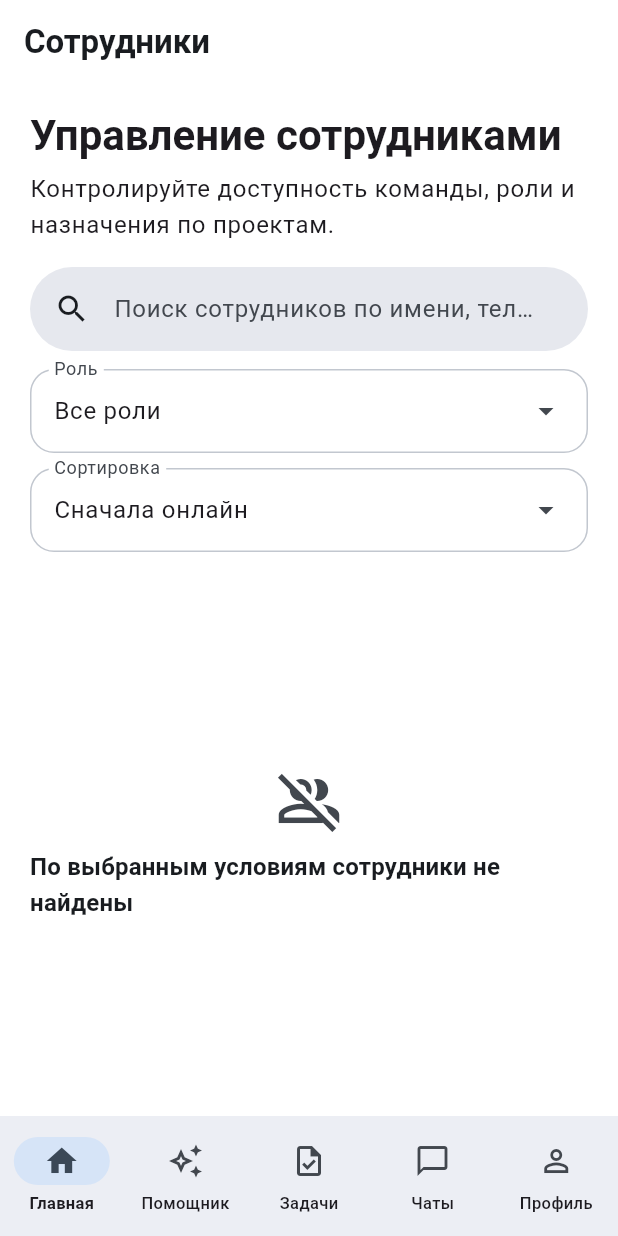
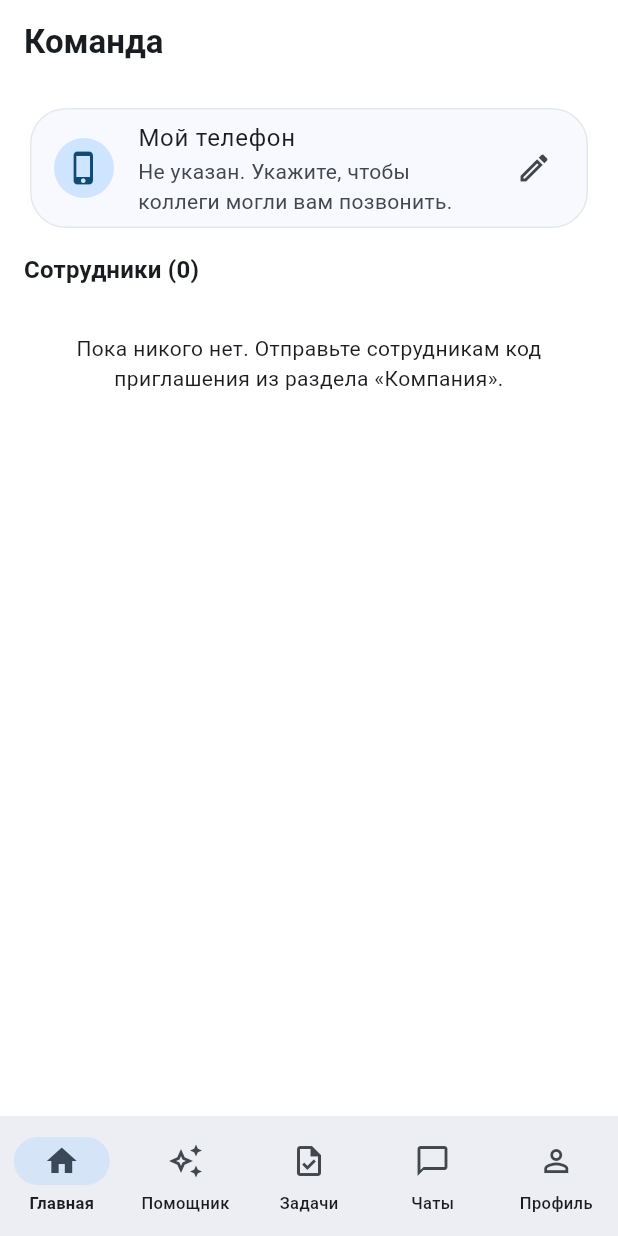
Before and after one commit to gektorholodni-cell/Aydin-Control-Manager, a Flutter app: the EmployeesScreen screen opened by its route, on a phone screen of 412 x 824 dp. Run offline on Flutter 3.47's test engine with Material 3 defaults, Android fonts, the phone set to English and light mode, and no system bars; our stand-ins replace audioplayers, go_router, image_picker, shared_preferences, supabase_flutter; missing offline and left inert: record; accounts and stored records are empty.

Commit message:
Team screen with call and message buttons
Employees screen shows real company members in cloud mode. Each person
can save their phone; colleagues can call them or open a private chat.
Private chats get a call button in the header.

Co-Authored-By: Claude Opus 5.5 (1M context) <noreply@anthropic.com>
Claude-Session: https://claude.ai/code/session_01WfBdvzHSFmMtunwY36tEa3

```diff
--- a/lib/core/backend/cloud_backend.dart
+++ b/lib/core/backend/cloud_backend.dart
@@ -32,11 +32,17 @@ class CompanyMembership {
 
 /// Сотрудник компании.
 class CompanyMember {
-  const CompanyMember({required this.id, required this.fullName, required this.role});
+  const CompanyMember({
+    required this.id,
+    required this.fullName,
+    required this.role,
+    this.phone = '',
+  });
 
   final String id;
   final String fullName;
   final String role;
+  final String phone;
 }
 
 /// Результат попытки входа.
@@ -188,7 +194,7 @@ class CloudBackend {
       _client.from('projects').select().order('created_at', ascending: false),
       _client.from('tasks').select().order('created_at', ascending: false),
       _client.from('photo_reports').select().order('created_at', ascending: false),
-      _client.from('profiles').select('id, full_name, role').order('full_name'),
+      _client.from('profiles').select('id, full_name, role, phone').order('full_name'),
     ]);
 
     _members = results[3].map(memberFromRow).toList(growable: false);
@@ -204,6 +210,31 @@ class CloudBackend {
       ..addAll(results[2].map(photoReportFromRow));
 
     await ChatsCloud.instance.refresh();
+  }
+
+  /// Сохраняет телефон текущего пользователя, чтобы коллеги могли позвонить.
+  Future<void> updateMyPhone(String phone) async {
+    final userId = currentUserId;
+    if (!hasSession || userId == null) {
+      return;
+    }
+    await _client.from('profiles').update(<String, dynamic>{'phone': phone.trim()}).eq('id', userId);
+    _members = _members
+        .map(
+          (member) => member.id == userId
+              ? CompanyMember(id: member.id, fullName: member.fullName, role: member.role, phone: phone.trim())
+              : member,
+        )
+        .toList(growable: false);
+  }
+
+  CompanyMember? memberById(String id) {
+    for (final member in _members) {
+      if (member.id == id) {
+        return member;
+      }
+    }
+    return null;
   }
 
   void _clearLocalData() {
--- a/lib/core/backend/cloud_mappers.dart
+++ b/lib/core/backend/cloud_mappers.dart
@@ -14,6 +14,7 @@ CompanyMember memberFromRow(Map<String, dynamic> row) {
     id: row['id'] as String? ?? '',
     fullName: row['full_name'] as String? ?? '',
     role: row['role'] as String? ?? '',
+    phone: row['phone'] as String? ?? '',
   );
 }
 
--- a/lib/features/employees/presentation/screens/employees_screen.dart
+++ b/lib/features/employees/presentation/screens/employees_screen.dart
@@ -1,6 +1,7 @@
 import 'package:flutter/material.dart';
 import 'package:go_router/go_router.dart';
 
+import '../../../../core/backend/cloud_backend.dart';
 import '../../../../core/constants/app_routes.dart';
 import '../../../../core/localization/context_l10n.dart';
 import '../../data/repositories/mock_employee_repository.dart';
@@ -9,6 +10,7 @@ import '../../domain/enums/employee_role.dart';
 import '../widgets/employee_card.dart';
 import '../widgets/employee_filter_sort_bar.dart';
 import '../widgets/employee_search_bar.dart';
+import 'team_screen.dart';
 
 class EmployeesScreen extends StatefulWidget {
   const EmployeesScreen({super.key});
@@ -65,6 +67,10 @@ class _EmployeesScreenState extends State<EmployeesScreen> {
 
   @override
   Widget build(BuildContext context) {
+    // В облачном режиме показываем настоящих сотрудников компании.
+    if (CloudBackend.instance.membership != null) {
+      return const TeamScreen();
+    }
     final l10n = context.l10n;
     final employees = _buildEmployees();
 
--- /dev/null
+++ b/lib/features/employees/presentation/screens/team_screen.dart
@@ -0,0 +1,186 @@
+import 'package:flutter/material.dart';
+import 'package:go_router/go_router.dart';
+
+import '../../../../core/backend/cloud_backend.dart';
+import '../../../../core/constants/app_routes.dart';
+import '../../../../shared/support/support_contact.dart';
+import '../../../chats/data/chats_cloud.dart';
+import '../../../chats/data/repositories/mock_chats_repository.dart';
+
+/// Сотрудники компании из облака: позвонить, написать, указать свой телефон.
+class TeamScreen extends StatefulWidget {
+  const TeamScreen({super.key});
+
+  @override
+  State<TeamScreen> createState() => _TeamScreenState();
+}
+
+class _TeamScreenState extends State<TeamScreen> {
+  final CloudBackend _backend = CloudBackend.instance;
+  bool _loading = false;
+
+  @override
+  void initState() {
+    super.initState();
+    _refresh();
+  }
+
+  Future<void> _refresh() async {
+    setState(() => _loading = true);
+    try {
+      await _backend.syncAll();
+    } on Object {
+      _show('Не удалось обновить список. Проверьте интернет.');
+    } finally {
+      if (mounted) {
+        setState(() => _loading = false);
+      }
+    }
+  }
+
+  void _show(String text) {
+    if (mounted) {
+      ScaffoldMessenger.of(context).showSnackBar(SnackBar(content: Text(text)));
+    }
+  }
+
+  Future<void> _editMyPhone(String current) async {
+    final controller = TextEditingController(text: current);
+    final phone = await showDialog<String>(
+      context: context,
+      builder: (BuildContext context) => AlertDialog(
+        title: const Text('Мой телефон'),
+        content: TextField(
+          controller: controller,
+          autofocus: true,
+          keyboardType: TextInputType.phone,
+          decoration: const InputDecoration(hintText: '+7 700 000 00 00'),
+        ),
+        actions: <Widget>[
+          TextButton(onPressed: () => Navigator.pop(context), child: const Text('Отмена')),
+          FilledButton(
+            onPressed: () => Navigator.pop(context, controller.text),
+            child: const Text('Сохранить'),
+          ),
+        ],
+      ),
+    );
+    controller.dispose();
+    if (phone == null) {
+      return;
+    }
+    try {
+      await _backend.updateMyPhone(phone);
+      if (mounted) {
+        setState(() {});
+      }
+      _show('Телефон сохранён');
+    } on Object {
+      _show('Не удалось сохранить телефон');
+    }
+  }
+
+  void _call(CompanyMember member) {
+    if (member.phone.trim().isEmpty) {
+      _show('${member.fullName} ещё не указал телефон в разделе «Команда».');
+      return;
+    }
+    callPhone(member.phone);
+  }
+
+  void _write(CompanyMember member) {
+    final cloud = ChatsCloud.instance;
+    const repository = MockChatsRepository();
+    final before = repository.getThreads().map((thread) => thread.id).toSet();
+    final thread = repository.createPrivateChat(
+      currentUserId: cloud.currentUserId,
+      peerUserId: member.id,
+    );
+    if (!before.contains(thread.id)) {
+      cloud.createThread(thread).catchError((Object _) => _show('Не удалось создать чат'));
+    }
+    context.go('${AppRoutes.chats}/${thread.id}');
+  }
+
+  @override
+  Widget build(BuildContext context) {
+    final me = _backend.currentUserId;
+    final members = _backend.members;
+    final myself = me == null ? null : _backend.memberById(me);
+    final others = members.where((member) => member.id != me).toList(growable: false);
+    final textTheme = Theme.of(context).textTheme;
+
+    return Scaffold(
+      appBar: AppBar(
+        title: const Text('Команда'),
+        bottom: _loading
+            ? const PreferredSize(
+                preferredSize: Size.fromHeight(2),
+                child: LinearProgressIndicator(minHeight: 2),
+              )
+            : null,
+      ),
+      body: RefreshIndicator(
+        onRefresh: _refresh,
+        child: ListView(
+          padding: const EdgeInsets.fromLTRB(16, 12, 16, 24),
+          children: <Widget>[
+            Card(
+              child: ListTile(
+                leading: const CircleAvatar(child: Icon(Icons.phone_iphone)),
+                title: const Text('Мой телефон'),
+                subtitle: Text(
+                  (myself?.phone ?? '').isEmpty
+                      ? 'Не указан. Укажите, чтобы коллеги могли вам позвонить.'
+                      : myself!.phone,
+                ),
+                trailing: const Icon(Icons.edit_outlined),
+                onTap: () => _editMyPhone(myself?.phone ?? ''),
+              ),
+            ),
+            const SizedBox(height: 12),
+            Text('Сотрудники (${others.length})', style: textTheme.titleMedium),
+            const SizedBox(height: 6),
+            if (others.isEmpty)
+              Padding(
+                padding: const EdgeInsets.symmetric(vertical: 24),
+                child: Text(
+                  'Пока никого нет. Отправьте сотрудникам код приглашения из раздела «Компания».',
+                  textAlign: TextAlign.center,
+                  style: textTheme.bodyMedium,
+                ),
+              ),
+            ...others.map(
+              (member) => Card(
+                child: ListTile(
+                  leading: CircleAvatar(
+                    child: Text(member.fullName.isEmpty ? '?' : member.fullName.characters.first),
+                  ),
+                  title: Text(member.fullName.isEmpty ? 'Без имени' : member.fullName),
+                  subtitle: Text(
+                    <String>[member.role, member.phone].where((part) => part.isNotEmpty).join(' • '),
+                  ),
+                  trailing: Row(
+                    mainAxisSize: MainAxisSize.min,
+                    children: <Widget>[
+                      IconButton(
+                        tooltip: 'Написать',
+                        icon: const Icon(Icons.chat_bubble_outline),
+                        onPressed: () => _write(member),
+                      ),
+                      IconButton.filledTonal(
+                        tooltip: 'Позвонить',
+                        icon: const Icon(Icons.call),
+                        onPressed: () => _call(member),
+                      ),
+                    ],
+                  ),
+                ),
+              ),
+            ),
+          ],
+        ),
+      ),
+    );
+  }
+}
```
Also changed, not shown: lib/features/chats/presentation/screens/chat_thread_screen.dart (+18 -0 lines).
